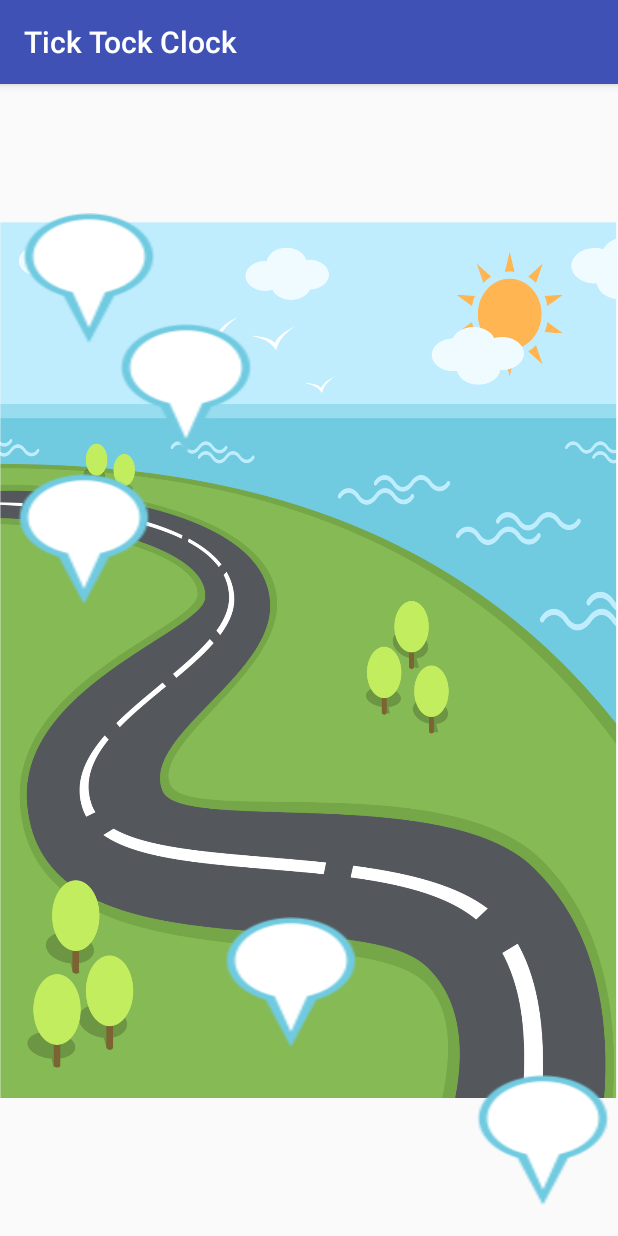
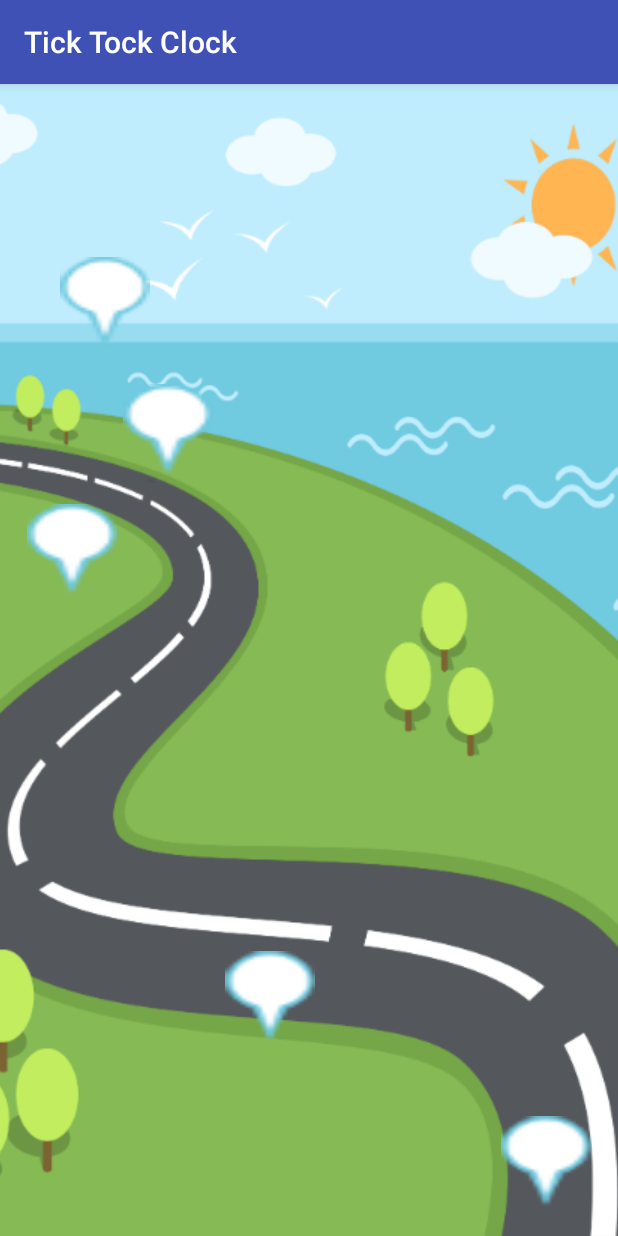
Before and after one commit to Teo-BH/android-study-jam, an Android app: the screen it shows after launch (MainActivity), on a phone screen of 412 x 824 dp. Run offline under Robolectric (Android 15) with nearby library versions, the phone set to English and light mode, and no system bars.

Commit message:
Adicionado as imagens nas resoluções Android (xxxhdpi, xxhdpi, xhdpi, hdpi, mdpi)

```diff
--- a/projects/TickTockClock/app/src/main/res/layout/activity_main.xml
+++ b/projects/TickTockClock/app/src/main/res/layout/activity_main.xml
@@ -14,51 +14,51 @@
         android:layout_width="match_parent"
         android:layout_height="match_parent"
         android:src="@drawable/roadbackground"
-        android:scaleType="centerInside" />
+        android:scaleType="centerCrop" />
 
     <Button
-        android:layout_width="wrap_content"
-        android:layout_height="wrap_content"
+        android:layout_width="60dp"
+        android:layout_height="60dp"
         android:background="@drawable/bluesign"
         android:layout_alignBottom="@+id/road_background"
         android:layout_alignRight="@+id/road_background"
         android:layout_marginBottom="20dp"
-        android:layout_marginRight="6dp"/>
+        android:layout_marginRight="18dp"/>
 
     <Button
-        android:layout_width="wrap_content"
-        android:layout_height="wrap_content"
+        android:layout_width="60dp"
+        android:layout_height="60dp"
         android:background="@drawable/bluesign"
         android:layout_alignBottom="@+id/road_background"
         android:layout_alignLeft="@+id/road_background"
-        android:layout_marginBottom="125dp"
+        android:layout_marginBottom="130dp"
         android:layout_marginLeft="150dp"/>
 
     <Button
-        android:layout_width="wrap_content"
-        android:layout_height="wrap_content"
+        android:layout_width="60dp"
+        android:layout_height="60dp"
         android:background="@drawable/bluesign"
         android:layout_alignTop="@+id/road_background"
         android:layout_alignLeft="@+id/road_background"
-        android:layout_marginTop="260dp"
-        android:layout_marginLeft="12dp"/>
+        android:layout_marginTop="280dp"
+        android:layout_marginLeft="18dp"/>
 
     <Button
-        android:layout_width="wrap_content"
-        android:layout_height="wrap_content"
+        android:layout_width="60dp"
+        android:layout_height="60dp"
         android:background="@drawable/bluesign"
         android:layout_alignTop="@+id/road_background"
         android:layout_alignLeft="@+id/road_background"
-        android:layout_marginTop="160dp"
-        android:layout_marginLeft="80dp"/>
+        android:layout_marginTop="200dp"
+        android:layout_marginLeft="82dp"/>
 
     <Button
-        android:layout_width="wrap_content"
-        android:layout_height="wrap_content"
+        android:layout_width="60dp"
+        android:layout_height="60dp"
         android:background="@drawable/bluesign"
         android:layout_alignTop="@+id/road_background"
         android:layout_alignLeft="@+id/road_background"
-        android:layout_marginTop="86dp"
-        android:layout_marginLeft="15dp"/>
+        android:layout_marginTop="115dp"
+        android:layout_marginLeft="40dp"/>
 
 </RelativeLayout>
```
Also changed, not shown: projects/TickTockClock/app/src/main/res/drawable-hdpi/bluesign.png (added), projects/TickTockClock/app/src/main/res/drawable-hdpi/roadbackground.png (added), projects/TickTockClock/app/src/main/res/drawable-mdpi/bluesign.png (added), projects/TickTockClock/app/src/main/res/drawable-mdpi/roadbackground.png (added), projects/TickTockClock/app/src/main/res/drawable-xhdpi/bluesign.png (added), projects/TickTockClock/app/src/main/res/drawable-xhdpi/roadbackground.png (added), projects/TickTockClock/app/src/main/res/drawable-xxhdpi/bluesign.png (added), projects/TickTockClock/app/src/main/res/drawable-xxhdpi/roadbackground.png (added), projects/TickTockClock/app/src/main/res/drawable-xxxhdpi/bluesign.png (renamed from projects/TickTockClock/app/src/main/res/drawable/bluesign.png), projects/TickTockClock/app/src/main/res/drawable-xxxhdpi/roadbackground.png (renamed from projects/TickTockClock/app/src/main/res/drawable/roadbackground.png).
